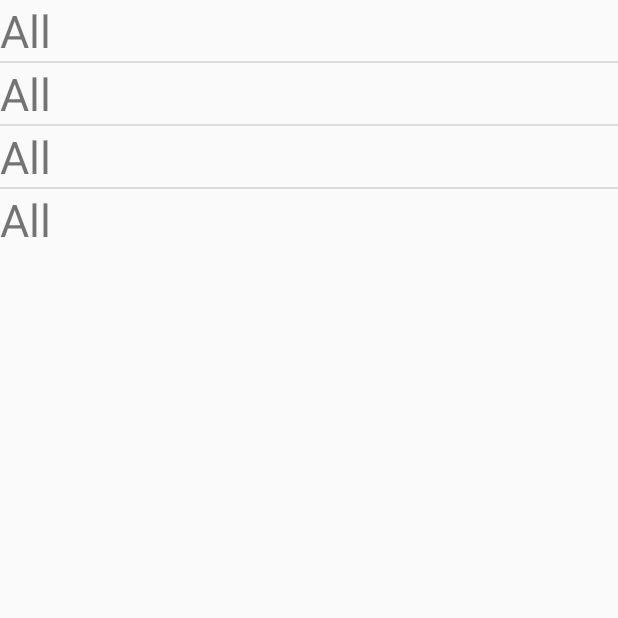
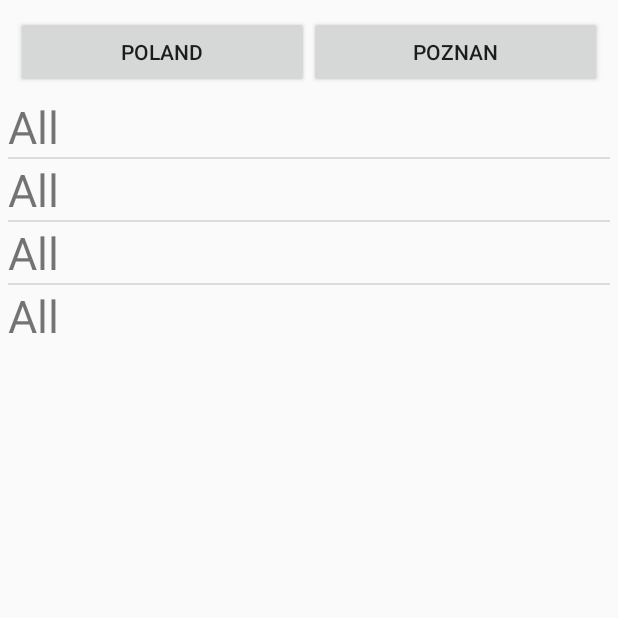
Before and after one commit to robsad/AwardRoutes2, an Android app: the screen it shows after launch (ScrollingActivity), on a phone screen of 412 x 824 dp, the top half of it. Run offline under Robolectric (Android 15) with nearby library versions, the phone set to English and light mode, and no system bars.

Commit message:
upgrade with logic layer

```diff
--- a/app/src/main/java/pl/robertsadlowski/awardroutes/ScrollingActivity.java
+++ b/app/src/main/java/pl/robertsadlowski/awardroutes/ScrollingActivity.java
@@ -43,7 +43,7 @@ public class ScrollingActivity extends AppCompatActivity {
         container = containerManager.addCountainer(countainerSize);
 
         formChoosen = container.getFormChoosen();
-        formPossibles = container.setRouteLines(formChoosen);
+        formPossibles = container.calculateRoutes(formChoosen);
         airportList = new ArrayList<String>(formChoosen.getAirportList());
         listView = (ListView) findViewById(R.id.listViewMain);
         adapter = new ArrayAdapter<String>(this, R.layout.row, airportList);
@@ -88,9 +88,10 @@ public class ScrollingActivity extends AppCompatActivity {
         if (requestCode == 1) {
             if (resultCode == RESULT_OK) {
                 String getAirport = intent.getStringExtra("Choosen Airport");
-                int pos = intent.getIntExtra("Pos",0);
+                int pos = intent.getIntExtra("Position",0);
+                System.out.println("Pos: " + pos + "Choosen Airport" + getAirport);
                 formChoosen.setAirport(pos,getAirport);
-                formPossibles = container.setRouteLines(formChoosen);
+                formPossibles = container.calculateRoutes(formChoosen);
                 airportList = new ArrayList<String>(formChoosen.getAirportList());
                 adapter = new ArrayAdapter<String>(this, R.layout.row, airportList);
                 listView.setAdapter(adapter);
--- a/app/src/main/java/pl/robertsadlowski/awardroutes/SelectAirports.java
+++ b/app/src/main/java/pl/robertsadlowski/awardroutes/SelectAirports.java
@@ -27,7 +27,7 @@ public class SelectAirports extends AppCompatActivity {
 
         Intent intent = getIntent();
         airportList = intent.getStringArrayListExtra("AirportList");
-        position = intent.getIntExtra("Pos",0);
+        position = intent.getIntExtra("Position",0);
 
         listView = (ListView) findViewById(R.id.listViewAirports);
         adapter = new ArrayAdapter<String>(this, R.layout.row, airportList);
@@ -41,7 +41,7 @@ public class SelectAirports extends AppCompatActivity {
                 {
                     Intent intent = new Intent();
                     intent.putExtra("Choosen Airport", airportList.get(pos));
-                    intent.putExtra("Pos", position);
+                    intent.putExtra("Position", position);
                     setResult(RESULT_OK, intent);
                     finish();
                 }
--- a/app/src/main/java/pl/robertsadlowski/awardroutes/app/data/Airports.java
+++ b/app/src/main/java/pl/robertsadlowski/awardroutes/app/data/Airports.java
@@ -25,7 +25,7 @@ public class Airports {
 		translateAirports(airportsData);
 	}
 
-	public Set<String> getAirportNames() {
+	public Set<String> getAllAirportNames() {
 		return airportNames;
 	}
 
@@ -61,8 +61,8 @@ public class Airports {
 		return countryByCode.get(getAirportsCountryCode(airport));
 	}
 
-	public Set<String> getAllAirportNames() {
-		return airportNames;
+	public String getCountryByCode(String countryCode) {
+		return countryByCode.get(countryCode);
 	}
 
 	private void translateAirports(List<AirportsData> airportsData){
@@ -90,17 +90,30 @@ public class Airports {
 			nameByCountry = new TreeSet<>();
 		}
 		airportByCountry.add(airport);
-				airportsByCountry.put(countryKey,airportByCountry);
+		airportsByCountry.put(countryKey, airportByCountry);
 		nameByCountry.add(airport.getCityName());
-				namesByCountry.put(countryKey,nameByCountry);
-		if (airport.getCityName().equals("Honolulu")) System.out.println("Hawaje" + airport.getCountryCode() + airport.getLat() + " " + airport.getLon());
+		namesByCountry.put(countryKey, nameByCountry);
 	}
-
 
 	private boolean isHawaii(AirportsData airport) {
 		double lat = airport.getLat();
 		double lon = airport.getLon();
-		if (((lat>18)&&(lat<23))&&((lon>-160)&&(lon<-154))) return true;
+		if (isHawaiiLat(lat) && isHawaiiLon(lon))
+			return true;
+		else
+			return false;
+	}
+
+	private boolean isHawaiiLat(double lat) {
+		if ((lat > 18) && (lat < 23))
+			return true;
+		else
+			return false;
+	}
+
+	private boolean isHawaiiLon(double lon) {
+		if ((lon > -160) && (lon < -154))
+			return true;
 		else
 			return false;
 	}
--- a/app/src/main/java/pl/robertsadlowski/awardroutes/app/data/rulesModule/IRulesModule.java
+++ b/app/src/main/java/pl/robertsadlowski/awardroutes/app/data/rulesModule/IRulesModule.java
@@ -16,4 +16,5 @@ public interface IRulesModule {
 	String getCountryZone(String countryCode);
 	Airports getAirports();
 	IZoneFilter getZoneFilterInstance();
+    String getCountryNameZone(String country);
 }
--- a/app/src/main/java/pl/robertsadlowski/awardroutes/app/data/rulesModule/IZoneFilter.java
+++ b/app/src/main/java/pl/robertsadlowski/awardroutes/app/data/rulesModule/IZoneFilter.java
@@ -7,4 +7,6 @@ import pl.robertsadlowski.awardroutes.app.gateaway.FormChoosen;
 
 public interface IZoneFilter {
 	List<Set<String>> calculateZones(FormChoosen formChoosen);
+    String getStartZone();
+    String getEndZone();
 }
--- a/app/src/main/java/pl/robertsadlowski/awardroutes/app/data/rulesModule/MMZoneFilter.java
+++ b/app/src/main/java/pl/robertsadlowski/awardroutes/app/data/rulesModule/MMZoneFilter.java
@@ -10,6 +10,7 @@ import pl.robertsadlowski.awardroutes.app.gateaway.FormChoosen;
 
 public class MMZoneFilter implements IZoneFilter {
 
+	static final String ALL = "All";
 	private int size;
 	private FormChoosen formChoosen;
 	private IRulesModule rulesModule;
@@ -24,86 +25,94 @@ public class MMZoneFilter implements IZoneFilter {
 	public List<Set<String>> calculateZones(FormChoosen formChoosen) {
 		this.size = formChoosen.getSize();
 		this.startZone = formChoosen.getStartZone();
-		this.endZone = formChoosen.getStartZone();
+		this.endZone = formChoosen.getEndZone();
 		this.formChoosen = formChoosen;
 		zoneScan();
 		return zoneCalculation;
+	}
+
+	public String getStartZone() {
+		return startZone;
+	}
+
+	public String getEndZone() {
+		return endZone;
 	}
 
 	private void zoneScan() {
 		int endOfStartZone = 0;
 		int startOfEndZone = 0;
 		int numberOfZones = 0;
-		String zoneLast = "All";
-		String zoneStart = "All";
-		String zoneEnd = "All";
-		for(int i=0 ; i < size; i++ ) {
+		String zoneLast = ALL;
+		String zoneStart = ALL;
+		String zoneEnd = ALL;
+		for (int i = 0; i < size; i++) {
 			String zoneNow = whatZone(i);
-			if ((!zoneNow.equals("All"))&&(!zoneNow.equals(zoneLast))) {
+			if ((!zoneNow.equals(ALL)) && (!zoneNow.equals(zoneLast))) {
 				zoneLast = zoneNow;
-				numberOfZones ++;
+				numberOfZones++;
 				if (numberOfZones == 1) {
-					endOfStartZone = i+1;
+					endOfStartZone = i + 1;
 					zoneStart = zoneNow;
 				}
 				if (numberOfZones == 2) {
 					startOfEndZone = i;
 					zoneEnd = zoneNow;
 				}
-				System.out.println("i: " + i + " zoneNow: " + zoneNow);
 			}
 		}
 		if (numberOfZones > 1) {
 			makeZoneMap(endOfStartZone, zoneStart, startOfEndZone, zoneEnd);
-			//System.out.println("numberOfZones: "+numberOfZones+
-			//		" endOfStartZone: "+endOfStartZone+" startOfEndZone: "+startOfEndZone);
 		} else {
-			for(int i=0 ; i < size; i++ ) {
+			for (int i = 0; i < size; i++) {
 				String zone = whatZone(i);
 				Set<String> zones = new TreeSet<>();
-				if (!zone.equals("All")) { zones.add(zone);}
-				else {
-					zones.add("All");
+				if (zone.equals(ALL)) {
+					zones.add(ALL);
+				} else {
+					zones.add(zone);
 				}
 				zoneCalculation.add(zones);
 			}
 		}
-		System.out.println(zoneCalculation);
 	}
 
 	private String whatZone(int i) {
-		if ((i==0)&&(!startZone.equals("All"))) return startZone;
-		if ((i==size)&&(!endZone.equals("All"))) return endZone;
+
+		if ((i == 0) && (!startZone.equals(ALL)))
+			return startZone;
+		if ((i == size-1) && (!endZone.equals(ALL)))
+			return endZone;
 		String countryCode = formChoosen.getCountry(i);
-		if (!countryCode.equals("All")) {
+		if (!countryCode.equals(ALL)) {
 			return rulesModule.getCountryZone(countryCode);
 		}
 		String airportName = formChoosen.getAirport(i);
-		if (!airportName.equals("All")) {
+		if (!airportName.equals(ALL)) {
 			return rulesModule.getAirportZone(airportName);
 		}
-		return "All";
+		return ALL;
 	}
 
-	private void makeZoneMap(int start, String startZone, int end, String endZone) {
+	private void makeZoneMap(int start, String startZone, int end,
+							 String endZone) {
 		Set<String> zonesA = new TreeSet<>();
+		Set<String> zonesB = new TreeSet<>();
+		Set<String> zonesC = new TreeSet<>();
 		zonesA.add(startZone);
-		for(int i=0 ; i < start; i++ ) {
-			zoneCalculation.add(zonesA);
-			System.out.println("i: "+ i + " zonesA: "+zonesA);
-		}
-		Set<String> zonesB = new TreeSet<>();
 		zonesB.add(startZone);
 		zonesB.add(endZone);
-		for(int i=start ; i < end; i++ ) {
-			zoneCalculation.add(zonesB);
-			System.out.println("i: "+ i + " zonesB: "+zonesB);
-		}
-		Set<String> zonesC = new TreeSet<>();
 		zonesC.add(endZone);
-		for(int i=end ; i < size; i++ ) {
-			zoneCalculation.add(zonesC);
-			System.out.println("i: "+ i + " zonesC: "+zonesC);
+		addCalculation(0, start, zonesA);
+		addCalculation(start, end, zonesB);
+		addCalculation(end, size, zonesC);
+		this.startZone = startZone;
+		this.endZone = endZone;
+	}
+
+	public void addCalculation(int start, int end, Set<String> zone) {
+		for (int i = start; i < end; i++) {
+			zoneCalculation.add(zone);
 		}
 	}
 
--- a/app/src/main/java/pl/robertsadlowski/awardroutes/app/data/rulesModule/RulesMilesMore.java
+++ b/app/src/main/java/pl/robertsadlowski/awardroutes/app/data/rulesModule/RulesMilesMore.java
@@ -10,25 +10,27 @@ import pl.robertsadlowski.awardroutes.app.data.Airports;
 
 public class RulesMilesMore implements IRulesModule {
 
+	static final String ALL = "All";
 	private List<String> zoneNameList = new ArrayList<>();
 	private Map<String, List<String>> countriesByZone = new HashMap<>();
-	private Map<String, String> zoneOfCountry = new HashMap<>();
+	private Map<String, String> zoneByCountry = new HashMap<>();
+	private Map<String, String> zoneByCountryName = new HashMap<>();
 	private Map<String, List<Connection>> connectionsByOrigin = new HashMap<>();
 	private Map<String, List<Integer>> milesTable;
 	private Airports airports;
 
 	public RulesMilesMore(Map<String, List<Connection>> connectionsByOrigin,
-							Airports airports,
-							List<String> zoneNameList,
-							Map<String, List<String>> countriesByZone,
-							Map<String, List<Integer>> milesTable
-							) {
+						  Airports airports,
+						  List<String> zoneNameList,
+						  Map<String, List<String>> countriesByZone,
+						  Map<String, List<Integer>> milesTable
+	) {
 		this.connectionsByOrigin = connectionsByOrigin;
 		this.airports = airports;
 		this.countriesByZone = countriesByZone;
 		this.milesTable = milesTable;
 		this.zoneNameList = zoneNameList;
-		makeZoneOfCountryMap(countriesByZone);
+		makeZoneByCountryMap(countriesByZone);
 	}
 
 	public Map<String, List<Connection>> getConnectionsByOrigin() {
@@ -48,33 +50,38 @@ public class RulesMilesMore implements IRulesModule {
 	}
 
 	public int getMilesNeeded(String originZone, String destZone) {
+		System.out.println(originZone + " " + destZone);
+		if (originZone.equals(ALL)|| destZone.equals(ALL)) return 0;
 		int zoneIndex = zoneNameList.indexOf(destZone);
 		List<Integer> milesNeededList = milesTable.get(originZone);
-		int milageNeeded = milesNeededList.get(zoneIndex);
-		return milageNeeded;
+		int mileageNeeded = milesNeededList.get(zoneIndex)*500;
+		return mileageNeeded;
 	}
 
 	public String getAirportZone(String airport) {
 		String countryCode = airports.getAirportsCountryCode(airport);
-		//System.out.println("airport: "+airport+" countryCode: "+countryCode);
-		return zoneOfCountry.get(countryCode);
+		return zoneByCountry.get(countryCode);
 	}
 
 	public String getCountryZone(String countryCode) {
-		return zoneOfCountry.get(countryCode);
+		return zoneByCountry.get(countryCode);
+	}
+
+	public String getCountryNameZone(String countryName) {
+		return zoneByCountryName.get(countryName);
 	}
 
 	public IZoneFilter getZoneFilterInstance() {
 		return new MMZoneFilter(this);
 	}
 
-	private void makeZoneOfCountryMap(Map<String, List<String>> countriesByZone) {
+	private void makeZoneByCountryMap(Map<String, List<String>> countriesByZone) {
 		for (String key : countriesByZone.keySet()) {
 			List<String> countries = countriesByZone.get(key);
 			for (String country : countries) {
-				zoneOfCountry.put(country, key);
+				zoneByCountry.put(country, key);
+				zoneByCountryName.put(airports.getCountryByCode(country), key);
 			}
 		}
 	}
-
 }
--- a/app/src/main/java/pl/robertsadlowski/awardroutes/app/gateaway/FormPossibles.java
+++ b/app/src/main/java/pl/robertsadlowski/awardroutes/app/gateaway/FormPossibles.java
@@ -1,23 +1,26 @@
 package pl.robertsadlowski.awardroutes.app.gateaway;
 
-import java.util.ArrayList;
-import java.util.List;
-import java.util.Set;
-import java.util.TreeSet;
+		import java.util.ArrayList;
+		import java.util.List;
+		import java.util.Set;
+		import java.util.TreeSet;
 
 public class FormPossibles {
 
 	private final int size;
 	private List<Set<String>> possiblePorts = new ArrayList<>();
 	private List<Set<String>> possibleCountries = new ArrayList<>();
-	private List<List<String>> possibleZones = new ArrayList<>();
+	private List<Set<String>> possibleZones = new ArrayList<>();
 	private int mileageNeeded;
+	private String zoneStart;
+	private String zoneEnd;
 
 	public FormPossibles(int size) {
 		this.size=size;
 		for(int i=0 ; i < size; i++ ) {
 			possiblePorts.add(new TreeSet<String>());
 			possibleCountries.add(new TreeSet<String>());
+			possibleZones.add(new TreeSet<String>());
 		}
 	}
 
@@ -37,11 +40,11 @@ public class FormPossibles {
 		return possibleCountries.get(i);
 	}
 
-	public void setZones(int i, List<String> zones) {
+	public void setZones(int i, Set<String> zones) {
 		possibleZones.set(i, zones);
 	}
 
-	public List<String> getZones(int i) {
+	public Set<String> getZones(int i) {
 		return possibleZones.get(i);
 	}
 
@@ -49,8 +52,10 @@ public class FormPossibles {
 
 	public int getMileageNeeded() { return mileageNeeded;}
 
-	@Override
 	public String toString() {
-		return possiblePorts.toString();
+		return possiblePorts.toString()
+				+ "\n" + possibleCountries.toString()
+				+ "\n" + possibleZones.toString()
+				+ "\n Mileage:" + getMileageNeeded();
 	}
 }
--- a/app/src/main/java/pl/robertsadlowski/awardroutes/app/logic/Container.java
+++ b/app/src/main/java/pl/robertsadlowski/awardroutes/app/logic/Container.java
@@ -13,6 +13,7 @@ import pl.robertsadlowski.awardroutes.app.gateaway.FormPossibles;
 
 public class Container  {
 
+	static final String ALL = "All";
 	private List<RouteLine> routeLines = new ArrayList<>();
 	private IRulesModule rulesModule;
 	private Airports airports;
@@ -28,40 +29,60 @@ public class Container  {
 		return new FormChoosen(size);
 	}
 
-	public FormPossibles setRouteLines(FormChoosen formChoosen) {
+	public FormPossibles calculateRoutes(FormChoosen formChoosen) {
 		routeLines.clear();
 		IZoneFilter zonefilter = rulesModule.getZoneFilterInstance();
-		List<Set<String>> zoneCalculation = zonefilter.calculateZones(formChoosen);
-		formChoosen.setZoneCalculation(zoneCalculation);
-		for(int i=0 ; i < size; i++ ) {
-			routeLines.add(new RouteLine(size,i,formChoosen,rulesModule));
-		}
-		return recalculate();
+		List<Set<String>> zoneCalculated = zonefilter
+				.calculateZones(formChoosen);
+		System.out.println(zoneCalculated);
+		formChoosen.setZoneCalculation(zoneCalculated);
+		setRouteLines(formChoosen);
+		FormPossibles formPossibles = calculateRoutesIntersections();
+		int mileageNeeded = rulesModule.getMilesNeeded(
+				zonefilter.getStartZone(), zonefilter.getEndZone());
+		formPossibles.setMileageNeeded(mileageNeeded);
+		return formPossibles;
 	}
 
-	private FormPossibles recalculate() {
+	private void setRouteLines(FormChoosen formChoosen) {
+		for (int i = 0; i < size; i++) {
+			routeLines.add(new RouteLine(size, i, formChoosen, rulesModule));
+		}
+	}
+
+	private FormPossibles calculateRoutesIntersections() {
 		FormPossibles formPossibles = new FormPossibles(size);
-		for(int i=0 ; i < size; i++ ) {
-			formPossibles.setAirports(i, intersection(i));
-			System.out.println("nr: "+i+" inter: "+formPossibles.getAirports(i));
-			formPossibles.setCountries(i, calculatePossibleCountry(i, intersection(i)));
+		for (int i = 0; i < size; i++) {
+			Set<String> intersection = intersection(i);
+			formPossibles.setAirports(i, intersection);
+			Set<String> possibleCoutries = calculatePossibleCountry(intersection);
+			formPossibles.setCountries(i, possibleCoutries);
+			formPossibles.setZones(i, calculatePossibleZones(possibleCoutries));
 		}
 		return formPossibles;
 	}
 
-	private Set<String> calculatePossibleCountry(int i, Set<String> possiblePorts) {
+	private Set<String> calculatePossibleCountry(Set<String> possiblePorts) {
 		Set<String> possibleCountries = new TreeSet<String>();
-		for(String port : possiblePorts) {
-			if (port.equals("All")) {
-				possibleCountries.add("All");
+		for (String port : possiblePorts) {
+			if (port.equals(ALL)) {
+				possibleCountries.add(ALL);
 			} else {
 				possibleCountries.add(airports.getAirportsCountryName(port));
 			}
 		}
 		if (possibleCountries.isEmpty()) {
-			possibleCountries.add("All");
+			possibleCountries.add(ALL);
 		}
 		return possibleCountries;
+	}
+
+	private Set<String> calculatePossibleZones(Set<String> possibleCoutries) {
+		Set<String> possibleZones = new TreeSet<String>();
+		for (String country : possibleCoutries) {
+			possibleZones.add(rulesModule.getCountryNameZone(country));
+		}
+		return possibleZones;
 	}
 
 	private Set<String> intersection(int i) {
@@ -69,7 +90,6 @@ public class Container  {
 		for(int j=0 ; j < size; j++ ) {
 			RouteLine routeLine = routeLines.get(j);
 			Set<String> routeStop = routeLine.getRouteLineStop(i);
-			System.out.println("nr: "+i+" route(j): "+j+" routestop: "+routeStop);   //komentarz
 			if (!routeStop.isEmpty()) {
 				if (intersection.isEmpty()) {
 					intersection=routeStop;
@@ -80,7 +100,6 @@ public class Container  {
 		}
 		if (intersection.isEmpty()) {
 			intersection.addAll(airports.getAllAirportNames());
-			//intersection.add("All");
 		}
 		return intersection;
 	}
--- a/app/src/main/java/pl/robertsadlowski/awardroutes/app/logic/RouteLine.java
+++ b/app/src/main/java/pl/robertsadlowski/awardroutes/app/logic/RouteLine.java
@@ -41,7 +41,6 @@ public class RouteLine {
 			routeLineList.add(new TreeSet<String>());
 		}
 		Set<String> initAirportNames = getInitAirports();
-		//System.out.println("routeNr: " + routeNr + " init: " + initAirportNames);  //komentarz
 		if (!initAirportNames.isEmpty()) {
 			calculate(initAirportNames);
 		}
@@ -59,12 +58,10 @@ public class RouteLine {
 			if (positionR<size) zoneFilter(positionR,newNeighbours);
 			neighbours = newNeighbours;
 		}
-		//System.out.println("routeLineList: " + routeLineList);  //komentarz
 	}
 
 	public Set<String> calculateNeighbors(Set<String> initAirportNames) {
 		Set<String> neighbors = new TreeSet<>();
-		//System.out.println(initAirportNames);      //komentarz
 		for(String initAirportName : initAirportNames) {
 			String initAirportCode = airports.getAirportCodeByName(initAirportName);
 			List<Connection> connections = connectionsByOrigin.get(initAirportCode);
@@ -75,19 +72,18 @@ public class RouteLine {
 				}
 			}
 		}
-		//System.out.println(initAirportNames + " " + neighbors);  //komentarz
 		return neighbors;
 	}
 
 	private void zoneFilter(int position, Set<String> neighbours) {
 		if (isActiveFilter()) {
 			Set<String> possibleZones = formChoosen.getZoneCalculation(position);
-			Set<String> newNeighbours = new TreeSet<String>(Collections.<String>emptySet());
+			Set<String> newNeighbours = new TreeSet<>(Collections.<String>emptySet());
 			for (String airport : neighbours) {
-				 String thisZone = rulesModule.getAirportZone(airport);
-				 if (possibleZones.contains(thisZone)) newNeighbours.add(airport);
-				 if (possibleZones.contains("All")) newNeighbours.add(airport);
-			 }
+				String thisZone = rulesModule.getAirportZone(airport);
+				if (possibleZones.contains(thisZone)) newNeighbours.add(airport);
+				if (possibleZones.contains("All")) newNeighbours.add(airport);
+			}
 			neighbours = newNeighbours;
 		}
 		routeLineList.set(position,neighbours);
@@ -116,6 +112,7 @@ public class RouteLine {
 		return Collections.emptySet();
 	}
 
+	@Override
 	public String toString() {
 		return routeLineList.toString();
 	}
--- a/app/src/main/res/layout/activity_scrolling.xml
+++ b/app/src/main/res/layout/activity_scrolling.xml
@@ -7,20 +7,54 @@
     android:fitsSystemWindows="true"
     tools:context="pl.robertsadlowski.awardroutes.ScrollingActivity">
 
-    <RelativeLayout xmlns:android="http://schemas.android.com/apk/res/android"
-        xmlns:tools="http://schemas.android.com/tools"
+    <LinearLayout
         android:layout_width="match_parent"
-        android:layout_height="match_parent"
-        tools:context=".List" >
+        android:layout_height="wrap_content"
+        android:layout_weight="0"
+        android:orientation="vertical"
+        android:padding="5dp">
 
-        <ListView
-            android:id="@+id/listViewMain"
+        <LinearLayout
             android:layout_width="match_parent"
             android:layout_height="wrap_content"
-            android:layout_alignParentTop="true"
-            android:layout_centerHorizontal="true" >
-        </ListView>
+            android:layout_weight="0"
+            android:orientation="horizontal"
+            android:padding="5dp">
 
-    </RelativeLayout>
+            <Button
+                android:id="@+id/countryID"
+                android:layout_width="match_parent"
+                android:layout_height="wrap_content"
+                android:layout_gravity="center_vertical"
+                android:layout_weight="1"
+                android:padding="2dp"
+                android:text="Poland" />
+
+            <Button
+                android:id="@+id/cityID"
+                android:layout_width="match_parent"
+                android:layout_height="wrap_content"
+                android:layout_gravity="center_vertical"
+                android:layout_weight="1"
+                android:padding="2dp"
+                android:text="Poznan" />
+        </LinearLayout>
+
+        <LinearLayout xmlns:android="http://schemas.android.com/apk/res/android"
+            xmlns:tools="http://schemas.android.com/tools"
+            android:layout_width="match_parent"
+            android:layout_height="294dp"
+            android:orientation="horizontal"
+            tools:context=".List">
+
+            <ListView
+                android:id="@+id/listViewMain"
+                android:layout_width="match_parent"
+                android:layout_height="wrap_content"
+                android:layout_centerHorizontal="true"></ListView>
+
+        </LinearLayout>
+
+    </LinearLayout>
 
 </android.support.design.widget.CoordinatorLayout>
--- a/app/src/main/res/raw/countries.csv
+++ b/app/src/main/res/raw/countries.csv
@@ -57,6 +57,7 @@ ET;ETHIOPIA
 FI;FINLAND
 FJ;FIJI
 FM;MICRONESIA
+FO;FAROE ISLANDS
 FR;FRANCE
 GA;GABON
 GB;UNITED KINGDOM
@@ -70,6 +71,7 @@ GQ;EQUATORIAL GUINEA
 GR;GREECE
 GT;GUATEMALA
 GU;GUAM
+GW;GUINEA-BISSAU
 GY;GUYANA
 HK;HONG KONG
 HN;HONDURAS
@@ -91,6 +93,7 @@ JP;JAPAN
 KE;KENYA
 KG;KYRGYZSTAN
 KH;CAMBODIA
+KM;COMOROS
 KN;SAINT KITTS AND NEVIS
 KP;NORTH KOREA
 KR;SOUTH KOREA
@@ -114,6 +117,7 @@ MK;MACEDONIA
 ML;MALI
 MM;MYANMAR
 MN;MONGOLIA
+MG;MADAGASCAR
 MO;MACAU
 MP;MARIANA ISLANDS
 MQ;MARTINIQUE
```
Also changed, not shown: app/src/main/res/raw/star_alliance_airports.csv. Lines whose indentation alone changed are shown as unchanged.
